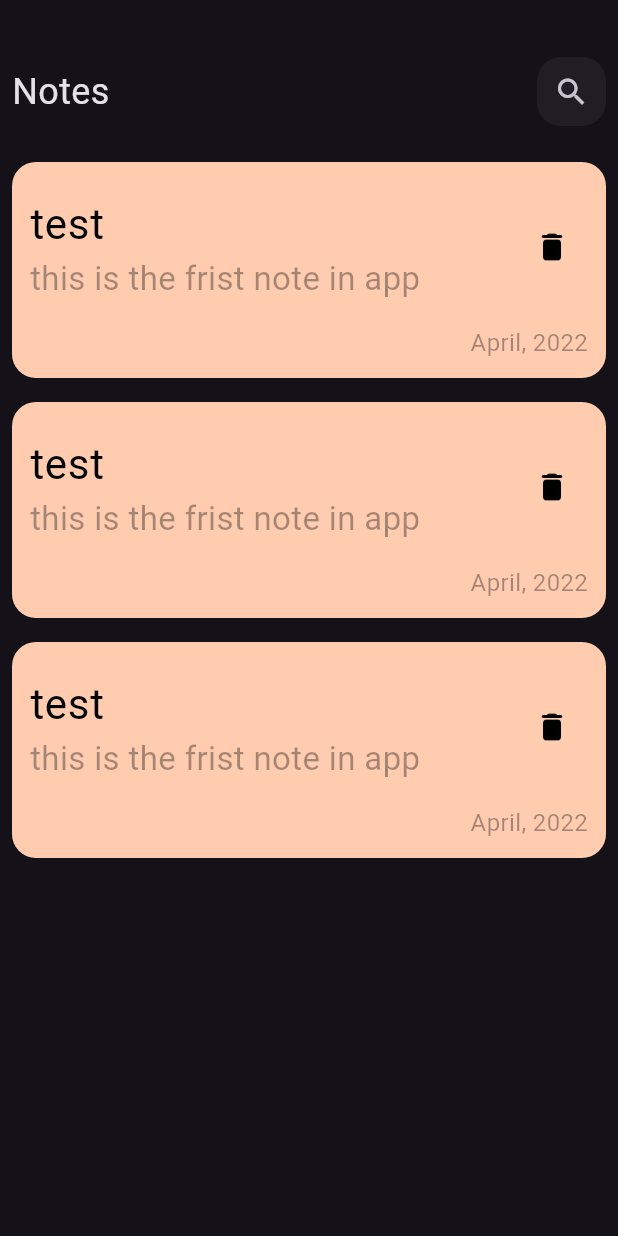
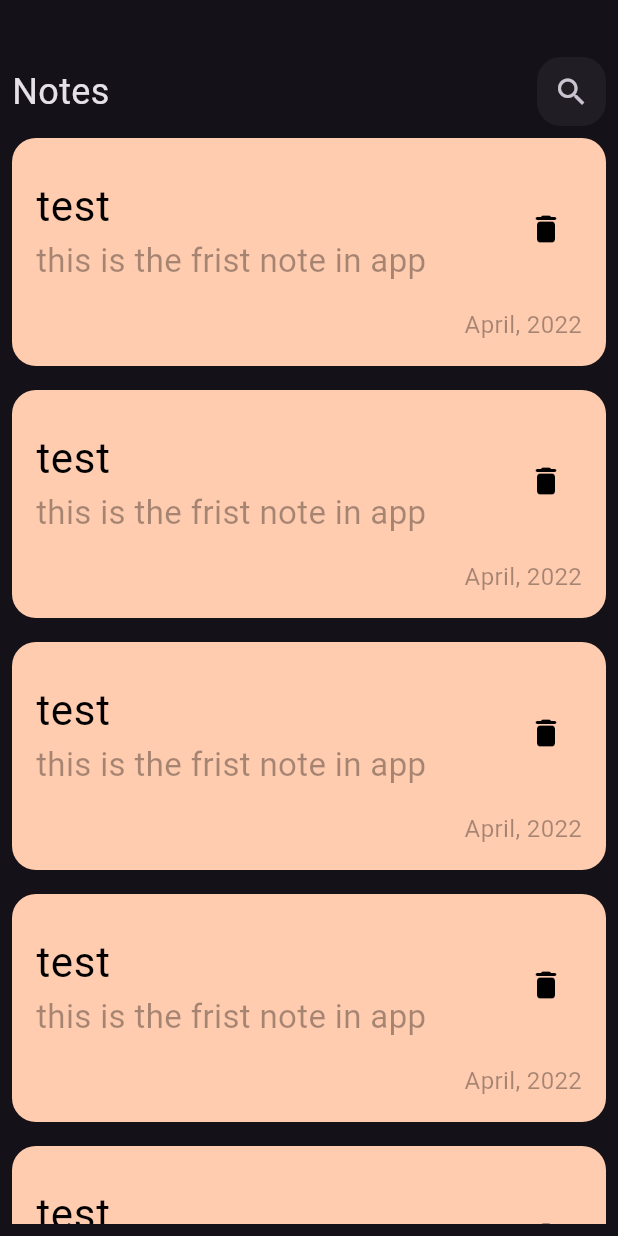
Before and after one commit to abdo712005/notes_app, a Flutter app: the screen it shows after launch, on a phone screen of 412 x 824 dp. Run offline on Flutter 3.47's test engine with Material 3 defaults, Android fonts, the phone set to English and light mode, and no system bars.

Commit message:
refactor notes view components and implement NotesListView for better structure

```diff
--- a/lib/components/Custom_note_item.dart
+++ b/lib/components/Custom_note_item.dart
@@ -6,7 +6,7 @@ class CustomNoteItem extends StatelessWidget {
   @override
   Widget build(BuildContext context) {
     return Container(
-      padding: EdgeInsets.all(12),
+      padding: EdgeInsets.all(16),
       margin: EdgeInsets.symmetric(vertical: 8),
       decoration: BoxDecoration(
         color: Color(0xffffccb0),
--- /dev/null
+++ b/lib/components/Notes_listview.dart
@@ -0,0 +1,13 @@
+import 'package:flutter/material.dart';
+import 'package:note_app/components/Custom_note_item.dart';
+
+class Noteslistview extends StatelessWidget {
+  const Noteslistview({super.key});
+
+  @override
+  Widget build(BuildContext context) {
+    return ListView.builder(itemBuilder: (context,index){
+      return CustomNoteItem();
+    });
+  }
+}
--- a/lib/components/Notes_view_body.dart
+++ b/lib/components/Notes_view_body.dart
@@ -1,6 +1,6 @@
 import 'package:flutter/material.dart';
-import 'package:note_app/components/Custom_note_item.dart';
 import 'package:note_app/components/Custom_search_icon.dart';
+import 'package:note_app/components/Notes_listview.dart';
 
 class NotesViewbody extends StatelessWidget {
   const NotesViewbody({super.key});
@@ -24,15 +24,11 @@ class NotesViewbody extends StatelessWidget {
               ],
             ),
           ),
-          SizedBox(height: 16), // تباعد بسيط
-          Expanded( // ⬅️ هذا يجعل الملاحظات تأخذ المساحة المتبقية فقط
-            child: ListView(
-              children: [
-                CustomNoteItem(),
-                CustomNoteItem(),
-                CustomNoteItem(),
-              ],
-            ),
+
+          Expanded(
+            child: Noteslistview(),
+
+
           ),
         ],
       ),
```
